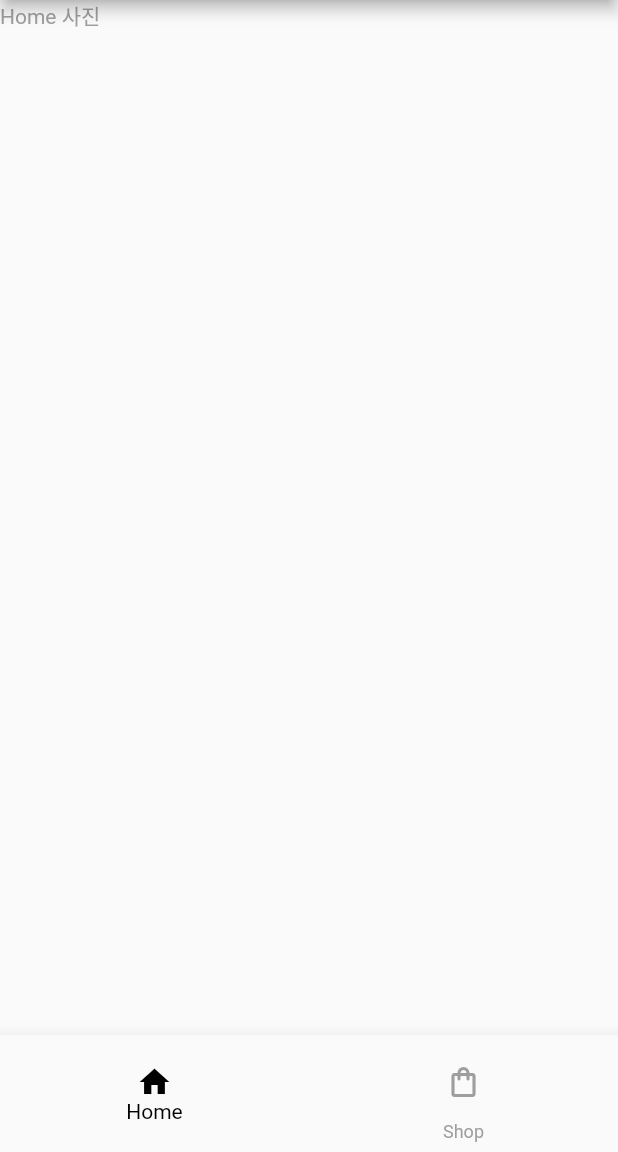
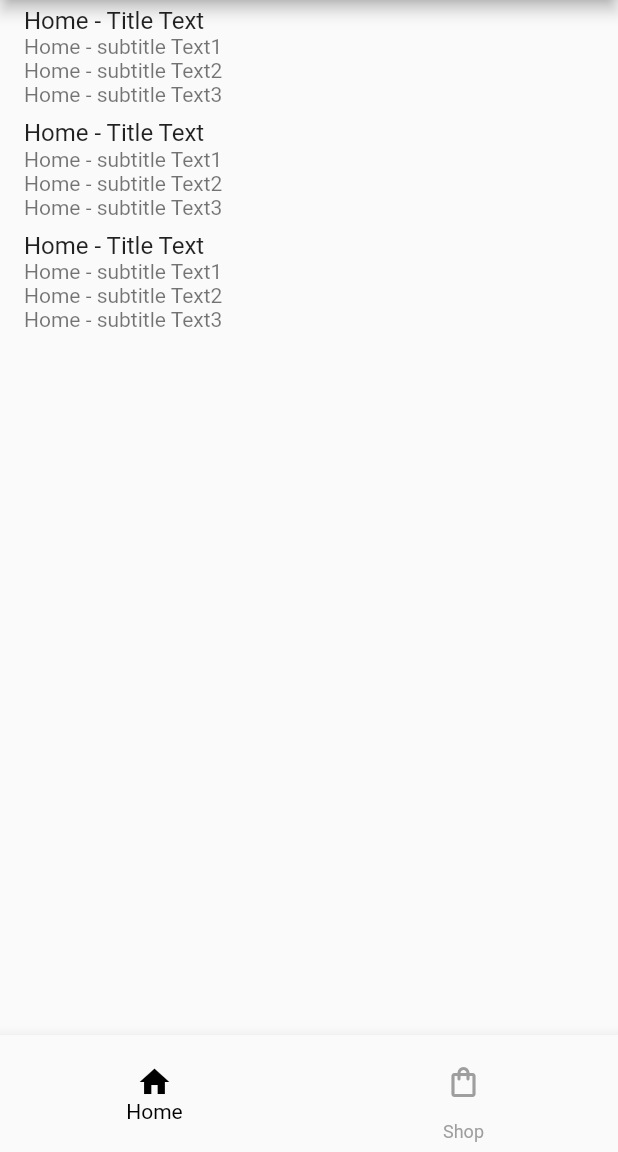
Before and after one commit to Yongho-Lee/instagram_practice, a Flutter app: the screen it shows after launch, on a phone screen of 412 x 824 dp, the part 84-1236 px from its top. Run offline on Flutter 3.47's test engine with Material 2 defaults, Android fonts, the phone set to English and light mode, and no system bars.

```diff
--- a/lib/home.dart
+++ b/lib/home.dart
@@ -1 +1,24 @@
 //home .dart
+import 'package:flutter/material.dart';
+
+var contents = ListView.builder(
+    itemCount: 3,
+    itemBuilder: (context, i){
+  return ListTile(
+    title: Text('Home - Title Text'),
+
+    // Image.asset(
+    //     height: 50,
+    //     width: 50,
+    //     'water.jpg'),
+    subtitle: Column(
+      crossAxisAlignment: CrossAxisAlignment.start,
+      children: [
+      Text('Home - subtitle Text1'),
+      Text('Home - subtitle Text2'),
+      Text('Home - subtitle Text3'),
+    ]),
+  );
+});
+
+//Text('Home 사진');
--- a/lib/main.dart
+++ b/lib/main.dart
@@ -1,5 +1,7 @@
 import 'package:flutter/material.dart';
 import './style.dart' as style;
+import './shop.dart' as shopTab;
+import './home.dart' as homeTab;
 
 void main() {
   runApp(MaterialApp(
@@ -21,6 +23,7 @@ class MyApp extends StatefulWidget {
 class _MyAppState extends State<MyApp> {
   var tab = 0;
 
+
   @override
   Widget build(BuildContext context) {
     return  Scaffold(
@@ -28,12 +31,7 @@ class _MyAppState extends State<MyApp> {
         title: Text('instagram'),
         actions: [Icon(Icons.add_box_outlined)],
       ),
-      body: Row(children: [
-        Container(
-          child: [Text('Home 사진'), Text('Shop 사진')][tab]
-        ),
-      ],
-      ),
+      body: mainItems(tabNum : tab),
       bottomNavigationBar: BottomNavigationBar(
 
         selectedItemColor: Colors.black,
@@ -72,3 +70,30 @@ class _MyAppState extends State<MyApp> {
     );
   }
 }
+
+
+class mainItems extends StatefulWidget {
+  const mainItems({Key? key,
+    required this.tabNum
+
+  }) : super(key: key);
+
+  final tabNum;
+
+  @override
+  State<mainItems> createState() => _mainItemsState();
+}
+
+class _mainItemsState extends State<mainItems> {
+  @override
+  Widget build(BuildContext context) {
+
+    final tabNum = widget.tabNum;
+
+    return
+      Container(
+          child: [homeTab.contents, shopTab.contents][tabNum]
+      );
+
+  }
+}
--- a/lib/shop.dart
+++ b/lib/shop.dart
@@ -1 +1,4 @@
 // shop.dart
+import 'package:flutter/material.dart';
+
+var contents = Text('Shop 사진');
--- a/pubspec.yaml
+++ b/pubspec.yaml
@@ -51,7 +51,8 @@ dev_dependencies:
 
 # The following section is specific to Flutter packages.
 flutter:
-
+  assets:
+    - assets/
   # The following line ensures that the Material Icons font is
   # included with your application, so that you can use the icons in
   # the material Icons class.
```
Also changed, not shown: assets/water.jpg (added).
